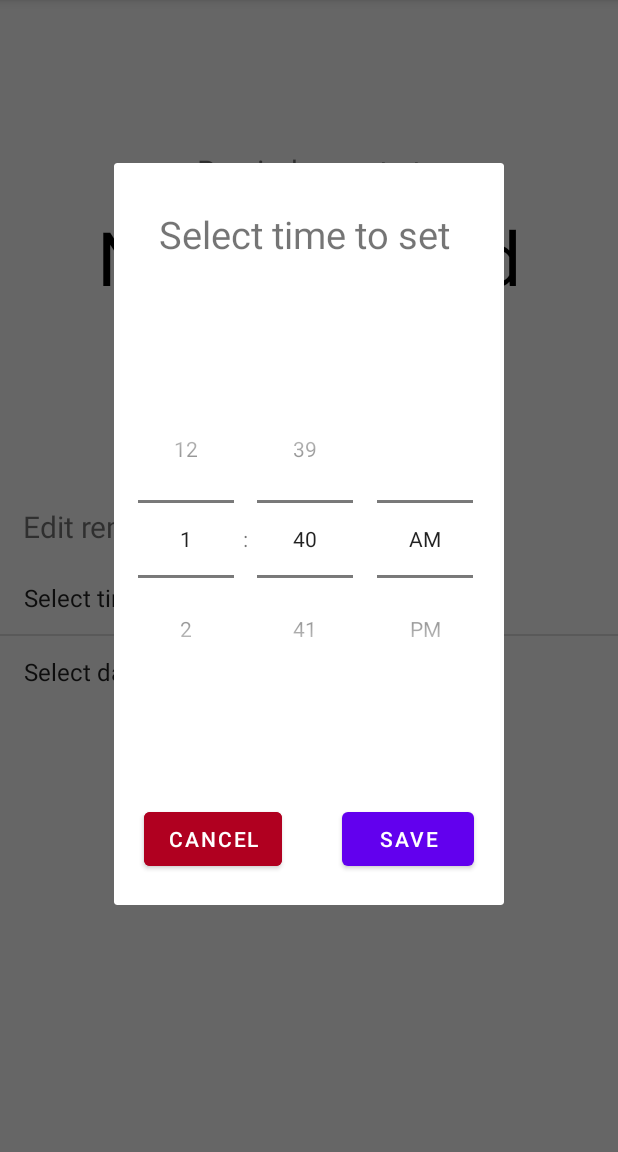
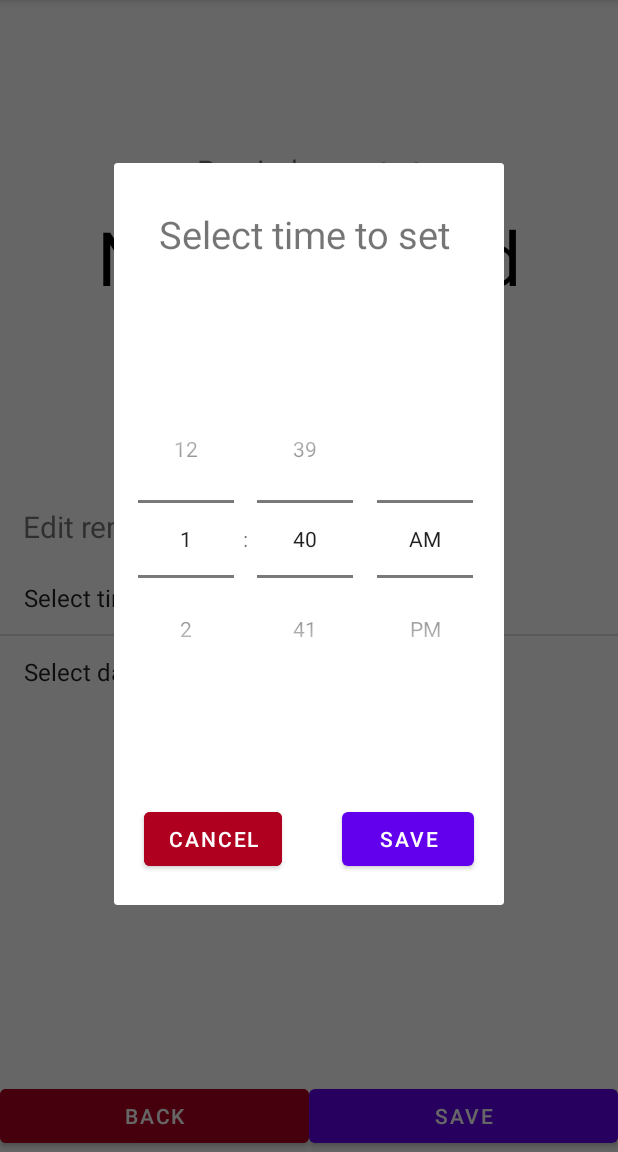
Before and after one commit to hzk2021/OnlyPlants, an Android app: the ReminderFormActivity screen opened directly, with no data from a screen before it, after a tap on "Select time", on a phone screen of 412 x 824 dp, the part 84-1236 px from its top. Run offline under Robolectric (Android 15) with nearby library versions, the phone set to English and light mode, and no system bars.

```diff
--- a/app/build.gradle
+++ b/app/build.gradle
@@ -50,5 +50,5 @@ dependencies {
     implementation("aws.sdk.kotlin:s3:0.16.0")
     implementation("aws.sdk.kotlin:lambda:0.16.0")
     implementation("aws.sdk.kotlin:rekognition:0.16.0")
-
+    implementation 'com.squareup.okhttp3:okhttp:3.8.1'
 }
--- a/app/src/main/java/com/nyp/sit/aws/project/onlyplants/ReminderFormActivity.kt
+++ b/app/src/main/java/com/nyp/sit/aws/project/onlyplants/ReminderFormActivity.kt
@@ -4,8 +4,10 @@ import androidx.appcompat.app.AppCompatActivity
 import android.os.Bundle
 import android.widget.ArrayAdapter
 import android.widget.ListView
+import android.widget.Toast
+import com.nyp.sit.aws.project.onlyplants.Model.reminderService
 import kotlinx.android.synthetic.main.activity_reminder_form.*
-import kotlinx.android.synthetic.main.fragment_dialog_reminder_days.*
+import kotlinx.coroutines.*
 
 class ReminderFormActivity : AppCompatActivity() {
 
@@ -33,24 +35,40 @@ class ReminderFormActivity : AppCompatActivity() {
         )
 
         // access the listView from xml file
-        var listView = findViewById<ListView>(R.id.reminderForm)
+        val listView = findViewById<ListView>(R.id.reminderForm)
         arrayAdapter = ArrayAdapter(this,
             android.R.layout.simple_list_item_1,
             options)
         listView.adapter = arrayAdapter
 
         // Set list item to open fragment on click
-        listView.setOnItemClickListener { parent, view, position, id ->
+        listView.setOnItemClickListener { _, _, position, _ ->
             if (position == 0) {
-                var timeDialogFragment = ReminderTimeDialogFragment()
+                val timeDialogFragment = ReminderTimeDialogFragment()
 
                 timeDialogFragment.show(supportFragmentManager, "timeDialogFragment")
             }
 
             if (position == 1) {
-                var daysDialogFragment = ReminderDaysDialogFragment()
+                val daysDialogFragment = ReminderDaysDialogFragment()
 
                 daysDialogFragment.show(supportFragmentManager, "daysDialogFragment")
+            }
+        }
+
+        // Back Button
+//        mainBackBtn.setOnClickListener {
+//
+//        }
+
+        // Save Button
+        mainSaveBtn.setOnClickListener {
+            if (selectedHour == null || selectedMin == null || selectedDays == null) {
+                Toast.makeText(this, "No time/day has been selected", Toast.LENGTH_SHORT).show()
+            }
+            else {
+                createReminderRule()
+                Toast.makeText(this, "Creating reminder", Toast.LENGTH_SHORT).show()
             }
         }
     }
@@ -113,7 +131,17 @@ class ReminderFormActivity : AppCompatActivity() {
     }
 
     // Function to create cron expression for Eventbridge rule
-    fun createCronExp(): String {
+    private fun createCronExp(): String {
         return "cron($selectedMin $selectedHour ? * $selectedDays *)"
     }
+
+    // Function to call createReminderRule API
+    private fun createReminderRule() {
+        val cronExp = createCronExp()
+
+        val scope = CoroutineScope(Job() + Dispatchers.IO)
+        val singleJobItem = scope.async(Dispatchers.IO) { reminderService().createReminderRule(cronExp) }
+
+        scope.launch { singleJobItem.await() }
+    }
 }
--- a/app/src/main/res/layout/activity_reminder_form.xml
+++ b/app/src/main/res/layout/activity_reminder_form.xml
@@ -12,8 +12,9 @@
         android:layout_height="wrap_content"
         android:layout_marginTop="100sp"
         android:gravity="center"
-        android:text="Reminder sent at"
-        android:textSize="20sp"></TextView>
+        android:text="@string/reminder_sent_at"
+        android:textSize="20sp">
+    </TextView>
 
     <TextView
         android:id="@+id/showTimeTV"
@@ -21,9 +22,9 @@
         android:layout_height="wrap_content"
         android:layout_marginTop="10sp"
         android:gravity="center"
-        android:text="9:00 AM"
         android:textColor="#000000"
-        android:textSize="50sp"></TextView>
+        android:textSize="50sp">
+    </TextView>
 
     <TextView
         android:id="@+id/showDaysTV"
@@ -31,17 +32,18 @@
         android:layout_height="wrap_content"
         android:layout_marginBottom="100sp"
         android:gravity="center"
-        android:text="Every Mon, Thu, Sat"
         android:textColor="#000000"
-        android:textSize="24sp"></TextView>
+        android:textSize="24sp">
+    </TextView>
 
     <TextView
         android:layout_width="match_parent"
         android:layout_height="wrap_content"
         android:layout_marginStart="15sp"
         android:layout_marginBottom="10sp"
-        android:text="Edit reminder settings"
-        android:textSize="20sp"></TextView>
+        android:text="@string/edit_reminder_settings"
+        android:textSize="20sp">
+    </TextView>
 
     <ListView
         android:id="@+id/reminderForm"
@@ -49,5 +51,29 @@
         android:layout_height="wrap_content">
     </ListView>
 
+    <LinearLayout
+        android:layout_width="match_parent"
+        android:layout_height="match_parent"
+        android:gravity="bottom"
+        android:orientation="horizontal">
+
+        <Button
+            android:id="@+id/mainBackBtn"
+            android:layout_width="0sp"
+            android:layout_height="wrap_content"
+            android:layout_weight="1"
+            android:backgroundTint="@color/design_default_color_error"
+            android:text="@string/back">
+        </Button>
+
+        <Button
+            android:id="@+id/mainSaveBtn"
+            android:layout_width="0sp"
+            android:layout_height="wrap_content"
+            android:layout_weight="1"
+            android:text="@string/saveBtn">
+        </Button>
+
+    </LinearLayout>
 
 </LinearLayout>
--- a/app/src/main/res/values/strings.xml
+++ b/app/src/main/res/values/strings.xml
@@ -13,4 +13,7 @@
     <string name="friday">Friday</string>
     <string name="saturday">Saturday</string>
     <string name="sunday">Sunday</string>
+    <string name="edit_reminder_settings">Edit reminder settings</string>
+    <string name="back">Back</string>
+    <string name="reminder_sent_at">Reminder sent at</string>
 </resources>
```
Also changed, not shown: app/src/main/java/com/nyp/sit/aws/project/onlyplants/Model/reminderService.kt (+46 -0 lines).
